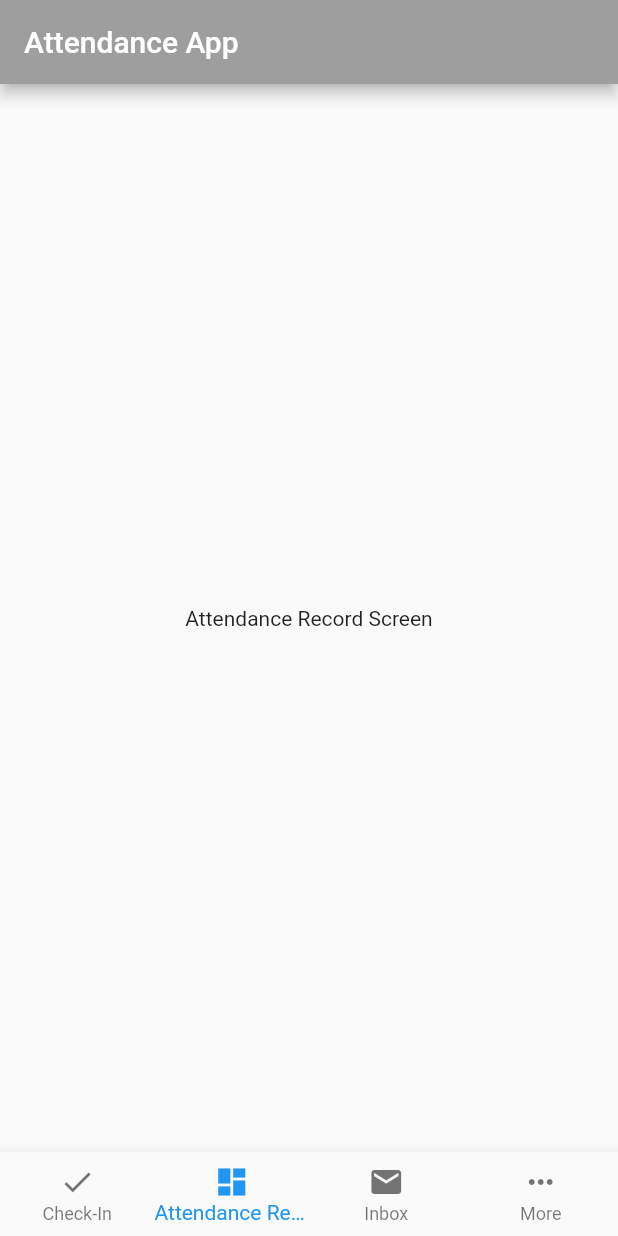
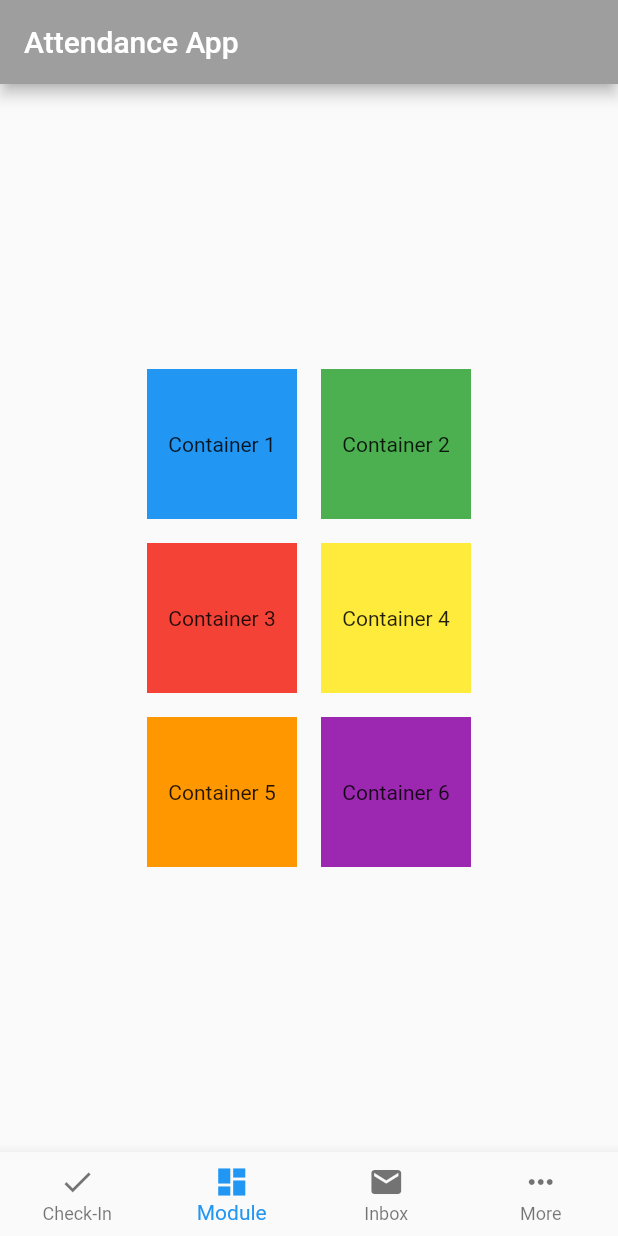
Before and after one commit to RussellStevenson/attendance_app, a Flutter app: the screen it shows after launch, item 2 of the bottom bar chosen, on a phone screen of 412 x 824 dp. Run offline on Flutter 3.47's test engine with Material 2 defaults, Android fonts, the phone set to English and light mode, and no system bars.

Commit message:
first commit

```diff
--- a/lib/check_in_screen.dart
+++ b/lib/check_in_screen.dart
@@ -4,13 +4,27 @@ import 'package:provider/provider.dart';
 class CheckInScreen extends StatelessWidget {
   @override
   Widget build(BuildContext context) {
-    return Center(
+    return Align(
+      alignment: Alignment.bottomCenter,
+      child: Container(
+        padding: EdgeInsets.symmetric(
+          vertical: 16.0,   // top and bottom padding
+        ).add(
+          EdgeInsets.symmetric(
+            horizontal: 120.0,  // left and right padding
+          ),
+        ),
+        decoration: BoxDecoration(
+          color: Colors.grey[400], // Set the background color of the box
+          borderRadius: BorderRadius.circular(10.0), // Set the border radius
+        ),
         child: ElevatedButton(
           onPressed: () {
             // Call the checkIn function to update the check-in time
             Provider.of<AttendanceData>(context, listen: false).checkIn();
           },
           child: Text('Check In'),
+        ),
       ),
     );
   }
--- a/lib/main.dart
+++ b/lib/main.dart
@@ -4,6 +4,7 @@ import 'package:provider/provider.dart';
 import 'attendance_record_screen.dart';
 import 'check_in_screen.dart';
 import 'inbox_screen.dart';
+import 'module_screen.dart';
 
 void main() => runApp(
   ChangeNotifierProvider(
@@ -11,6 +12,7 @@ void main() => runApp(
     child: MyApp(),
   ),
 );
+
 
 class MyApp extends StatelessWidget {
   @override
@@ -31,7 +33,7 @@ class _HomeScreenState extends State<HomeScreen> {
   int _currentIndex = 0;
   final List<Widget> _screens = [
     CheckInScreen(),
-    AttendanceRecordScreen(),
+    ModuleScreen(),
     InboxScreen(),
     MoreScreen(),
   ];
@@ -59,7 +61,7 @@ class _HomeScreenState extends State<HomeScreen> {
           ),
           BottomNavigationBarItem(
             icon: Icon(Icons.dashboard),
-            label: 'Attendance Record',
+            label: 'Module',
           ),
           BottomNavigationBarItem(
             icon: Icon(Icons.mail),
--- /dev/null
+++ b/lib/module_screen.dart
@@ -0,0 +1,83 @@
+import 'package:flutter/material.dart';
+
+class ModuleScreen extends StatelessWidget {
+  @override
+  Widget build(BuildContext context) {
+    return Center(
+      child: Column(
+        mainAxisAlignment: MainAxisAlignment.center,
+        children: [
+          Row(
+            mainAxisAlignment: MainAxisAlignment.center,
+            children: [
+              Container(
+                width: 100.0,
+                height: 100.0,
+                color: Colors.blue,
+                margin: EdgeInsets.all(8.0),
+                child: Center(
+                  child: Text('Container 1'),
+                ),
+              ),
+              Container(
+                width: 100.0,
+                height: 100.0,
+                color: Colors.green,
+                margin: EdgeInsets.all(8.0),
+                child: Center(
+                  child: Text('Container 2'),
+                ),
+              ),
+            ],
+          ),
+          Row(
+            mainAxisAlignment: MainAxisAlignment.center,
+            children: [
+              Container(
+                width: 100.0,
+                height: 100.0,
+                color: Colors.red,
+                margin: EdgeInsets.all(8.0),
+                child: Center(
+                  child: Text('Container 3'),
+                ),
+              ),
+              Container(
+                width: 100.0,
+                height: 100.0,
+                color: Colors.yellow,
+                margin: EdgeInsets.all(8.0),
+                child: Center(
+                  child: Text('Container 4'),
+                ),
+              ),
+            ],
+          ),
+          Row(
+            mainAxisAlignment: MainAxisAlignment.center,
+            children: [
+              Container(
+                width: 100.0,
+                height: 100.0,
+                color: Colors.orange,
+                margin: EdgeInsets.all(8.0),
+                child: Center(
+                  child: Text('Container 5'),
+                ),
+              ),
+              Container(
+                width: 100.0,
+                height: 100.0,
+                color: Colors.purple,
+                margin: EdgeInsets.all(8.0),
+                child: Center(
+                  child: Text('Container 6'),
+                ),
+              ),
+            ],
+          ),
+        ],
+      ),
+    );
+  }
+}
```
Also changed, not shown: 1 other file. Lines whose indentation alone changed are shown as unchanged.
